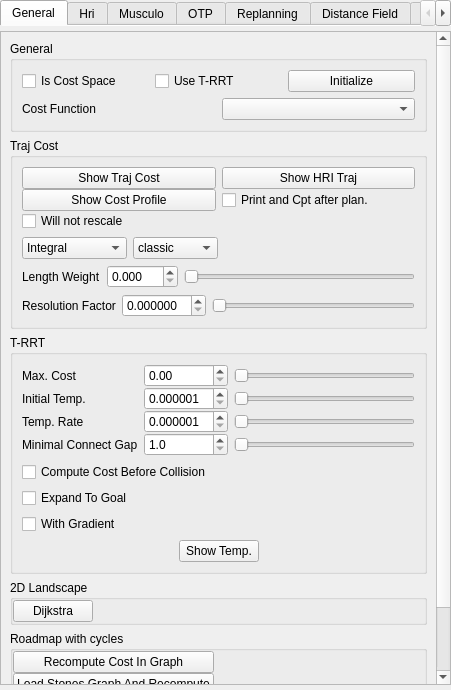
Old version of the form src/move3d-qt-gui-libs/src/qtMainInterface/sideWidgets/qtCost.ui in the repository jmainpri/move3d-studio.
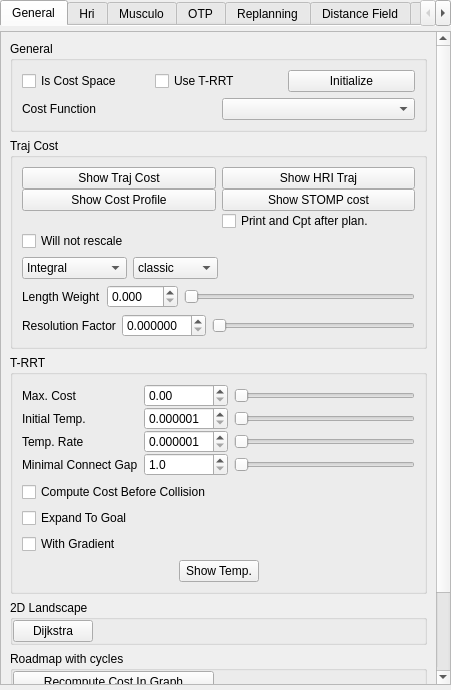
New version of the form. The open tabs and pages were chosen to show the change. Custom widgets are drawn as their Qt base class.

```diff
--- a/src/move3d-qt-gui-libs/src/qtMainInterface/sideWidgets/qtCost.ui
+++ b/src/move3d-qt-gui-libs/src/qtMainInterface/sideWidgets/qtCost.ui
@@ -58,8 +58,8 @@
            <rect>
             <x>0</x>
             <y>0</y>
-            <width>566</width>
-            <height>794</height>
+            <width>433</width>
+            <height>827</height>
            </rect>
           </property>
           <layout class="QVBoxLayout" name="verticalLayout">
@@ -150,13 +150,27 @@
                    </property>
                   </widget>
                  </item>
-                 <item row="2" column="0">
+                 <item row="3" column="0">
                   <widget class="QCheckBox" name="checkBoxRescale">
                    <property name="text">
                     <string>Will not rescale</string>
                    </property>
                   </widget>
                  </item>
+                 <item row="2" column="1">
+                  <widget class="QCheckBox" name="checkBoxPrintAndComputeCostAfterPlannif">
+                   <property name="text">
+                    <string>Print and Cpt after plan.</string>
+                   </property>
+                  </widget>
+                 </item>
+                 <item row="1" column="1">
+                  <widget class="QPushButton" name="pushButtonShowSTOMPCost">
+                   <property name="text">
+                    <string>Show STOMP cost</string>
+                   </property>
+                  </widget>
+                 </item>
                  <item row="1" column="0">
                   <widget class="QPushButton" name="pushButtonShowCostProfile">
                    <property name="text">
@@ -164,13 +178,6 @@
                    </property>
                   </widget>
                  </item>
-                 <item row="1" column="1">
-                  <widget class="QCheckBox" name="checkBoxPrintAndComputeCostAfterPlannif">
-                   <property name="text">
-                    <string>Print and Cpt after plan.</string>
-                   </property>
-                  </widget>
-                 </item>
                 </layout>
                </widget>
               </item>
@@ -328,10 +335,10 @@
                    <number>6</number>
                   </property>
                   <property name="minimum">
-                   <double>0.000001</double>
+                   <double>0.000001000000000</double>
                   </property>
                   <property name="maximum">
-                   <double>10.000000</double>
+                   <double>10.000000000000000</double>
                   </property>
                  </widget>
                 </item>
@@ -355,10 +362,10 @@
                    <number>6</number>
                   </property>
                   <property name="minimum">
-                   <double>0.000001</double>
+                   <double>0.000001000000000</double>
                   </property>
                   <property name="maximum">
-                   <double>1</double>
+                   <double>1.000000000000000</double>
                   </property>
                  </widget>
                 </item>
```
Left out of the diff: 2 changed lines with no effect on the pictures.
